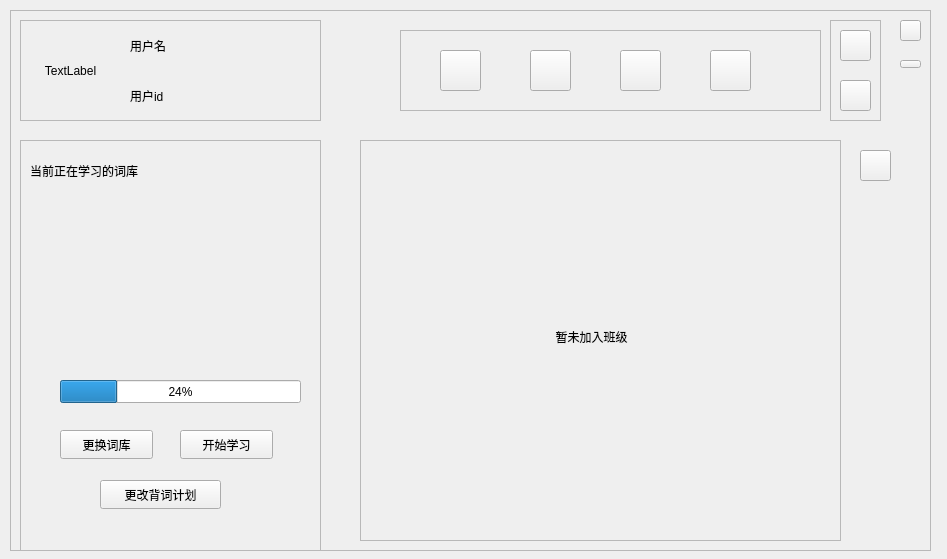
The window that student_main.ui (duoaidaoc/word-memorize-software) describes before a commit, drawn with Qt 5.
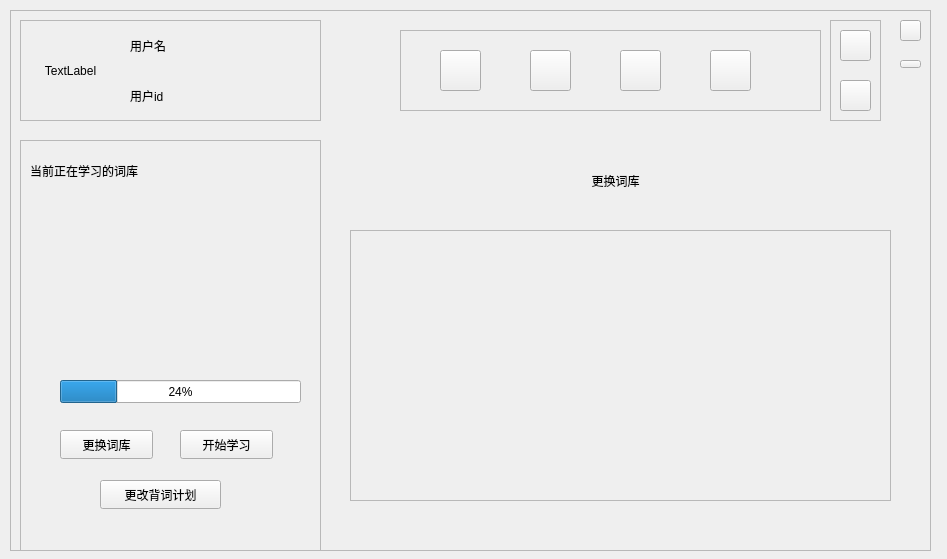
The same window after the commit. The open tabs and pages were chosen to show the change.

```diff
--- a/student_main.ui
+++ b/student_main.ui
@@ -441,20 +441,6 @@
       <property name="frameShadow">
        <enum>QFrame::Raised</enum>
       </property>
-      <widget class="QLabel" name="label_6">
-       <property name="geometry">
-        <rect>
-         <x>20</x>
-         <y>20</y>
-         <width>80</width>
-         <height>80</height>
-        </rect>
-       </property>
-       <property name="text">
-        <string>classpic
-(默认图片)</string>
-       </property>
-      </widget>
       <widget class="QLabel" name="label_14">
        <property name="geometry">
         <rect>
@@ -537,6 +523,60 @@
         <enum>QFrame::Raised</enum>
        </property>
       </widget>
+      <widget class="QPushButton" name="exi_class_btn">
+       <property name="geometry">
+        <rect>
+         <x>430</x>
+         <y>40</y>
+         <width>80</width>
+         <height>40</height>
+        </rect>
+       </property>
+       <property name="text">
+        <string>退出课堂</string>
+       </property>
+      </widget>
+     </widget>
+    </widget>
+    <widget class="QWidget" name="wordlib_page">
+     <widget class="QScrollArea" name="wordlib_scroll">
+      <property name="geometry">
+       <rect>
+        <x>0</x>
+        <y>100</y>
+        <width>541</width>
+        <height>271</height>
+       </rect>
+      </property>
+      <property name="widgetResizable">
+       <bool>true</bool>
+      </property>
+      <widget class="QWidget" name="wordlib_display">
+       <property name="geometry">
+        <rect>
+         <x>0</x>
+         <y>0</y>
+         <width>539</width>
+         <height>269</height>
+        </rect>
+       </property>
+      </widget>
+     </widget>
+     <widget class="QLabel" name="label_6">
+      <property name="geometry">
+       <rect>
+        <x>190</x>
+        <y>30</y>
+        <width>151</width>
+        <height>41</height>
+       </rect>
+      </property>
+      <property name="text">
+       <string>更换词库</string>
+      </property>
+      <property name="alignment">
+       <set>Qt::AlignCenter</set>
+      </property>
      </widget>
     </widget>
    </widget>
```
Left out of the diff: 8 changed lines with no effect on the pictures.
